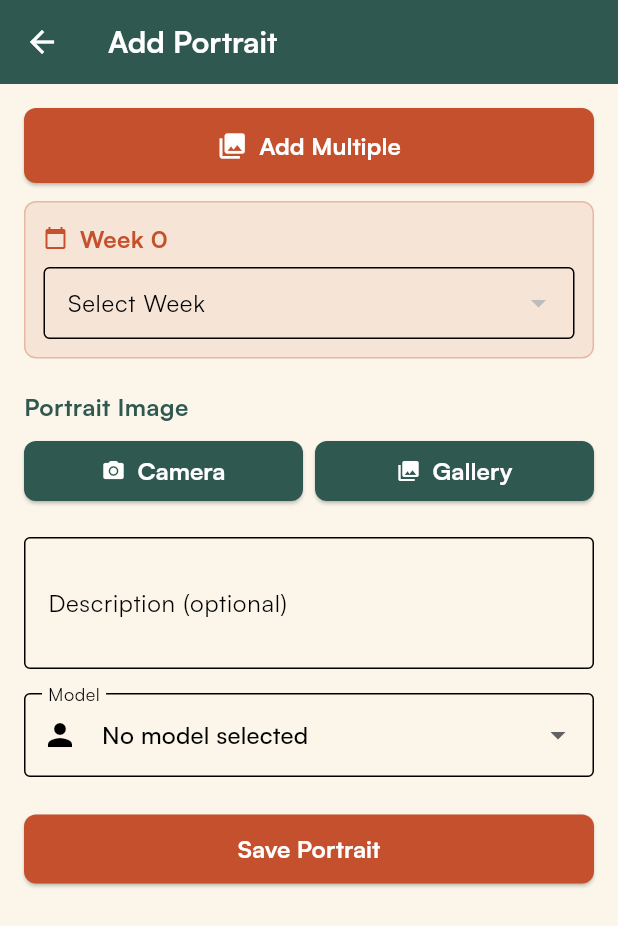
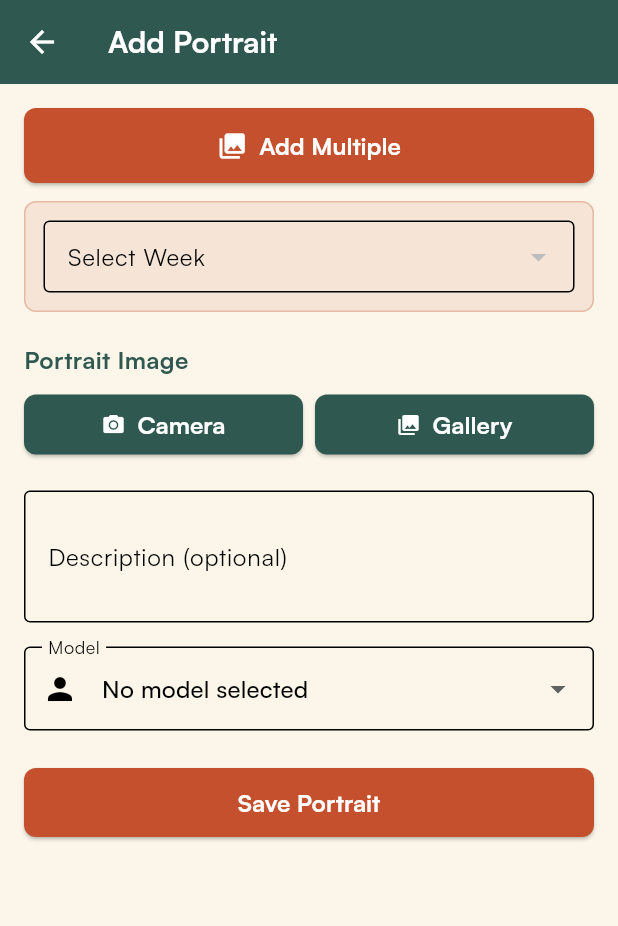
Before and after one commit to starogre/hundredheadssociety, a Flutter app: the AddPortraitScreen screen opened directly with empty values, on a phone screen of 412 x 824 dp. Shown: the top 926 px of the screen. Run offline on Flutter 3.47's test engine with Material 3 defaults, Android fonts, the phone set to English and light mode, and no system bars; our stand-ins replace cached_network_image, cloud_firestore, cloud_functions, firebase_auth, firebase_core, firebase_crashlytics and 10 more; missing offline and left inert: app_settings, photo_manager, photo_manager_image_provider, wechat_assets_picker; accounts and stored records are empty.

Commit message:
Features 7, 8, 9: Minor UI polish improvements
✨ UI POLISH:
Three small but impactful UI improvements!

FEATURE 7: Wider Submit Button
📏 Submit button in portrait submission dialog now has more padding
- Added horizontal padding: 32px
- Added vertical padding: 12px
- Button is now more prominent and easier to tap
- Better visual balance in the dialog

FEATURE 8: Subtle Community Tab Divider
🎨 Community screen tabs now match other screens
- Set indicatorWeight to 3
- Made divider color more subtle with 20% opacity
- Consistent with Profile and Weekly Awards screens
- Cleaner, more polished appearance

FEATURE 9: Remove Redundant Week Container
🗑️ Removed duplicate Week display on Add Portrait screen
- Removed "Week [number]" text above dropdown
- Dropdown already shows "Week [number]" as selected value
- Eliminates redundancy
- Cleaner, less cluttered UI

🎯 Result:
- More consistent UI across the app
- Less visual clutter
- Better usability

FILES CHANGED:
- lib/widgets/submit_portrait_dialog.dart
- lib/screens/community_screen.dart
- lib/screens/add_portrait_screen.dart

```diff
--- a/lib/screens/add_portrait_screen.dart
+++ b/lib/screens/add_portrait_screen.dart
@@ -976,25 +976,10 @@ class _AddPortraitScreenState extends State<AddPortraitScreen> {
                         borderRadius: BorderRadius.circular(8),
                         border: Border.all(color: AppColors.rustyOrange.withValues(alpha: 0.3)),
                       ),
-                      child: Column(
-                        crossAxisAlignment: CrossAxisAlignment.start,
-                        children: [
-                          Row(
-                            children: [
-                              Icon(Icons.calendar_today, size: 16, color: AppColors.rustyOrange),
-                              const SizedBox(width: 8),
-                              Text(
-                                'Week $_selectedWeek',
-                                style: TextStyle(
-                                  fontSize: 16,
-                                  fontWeight: FontWeight.bold,
-                                  color: AppColors.rustyOrange,
-                                ),
-                              ),
-                            ],
-                          ),
-                          const SizedBox(height: 8),
-                          DropdownButtonFormField<int>(
+                      child:                         Column(
+                          crossAxisAlignment: CrossAxisAlignment.start,
+                          children: [
+                            DropdownButtonFormField<int>(
                             value: _selectedWeek,
                             decoration: const InputDecoration(
                               labelText: 'Select Week',
--- a/lib/screens/community_screen.dart
+++ b/lib/screens/community_screen.dart
@@ -69,6 +69,8 @@ class _CommunityScreenState extends State<CommunityScreen>
             labelColor: AppColors.rustyOrange,
             unselectedLabelColor: AppColors.forestGreen.withValues(alpha: 0.7),
             indicatorColor: AppColors.rustyOrange,
+            indicatorWeight: 3,
+            dividerColor: AppColors.forestGreen.withValues(alpha: 0.2),
             tabs: const [
               Tab(text: 'Recent Portraits'),
               Tab(text: 'Members'),
--- a/lib/widgets/submit_portrait_dialog.dart
+++ b/lib/widgets/submit_portrait_dialog.dart
@@ -384,6 +384,7 @@ class _SubmitPortraitDialogState extends State<SubmitPortraitDialog> {
             style: ElevatedButton.styleFrom(
               backgroundColor: AppColors.forestGreen,
               foregroundColor: Colors.white,
+              padding: const EdgeInsets.symmetric(horizontal: 32, vertical: 12),
             ),
             child: _isSubmitting
                 ? const SizedBox(
```
